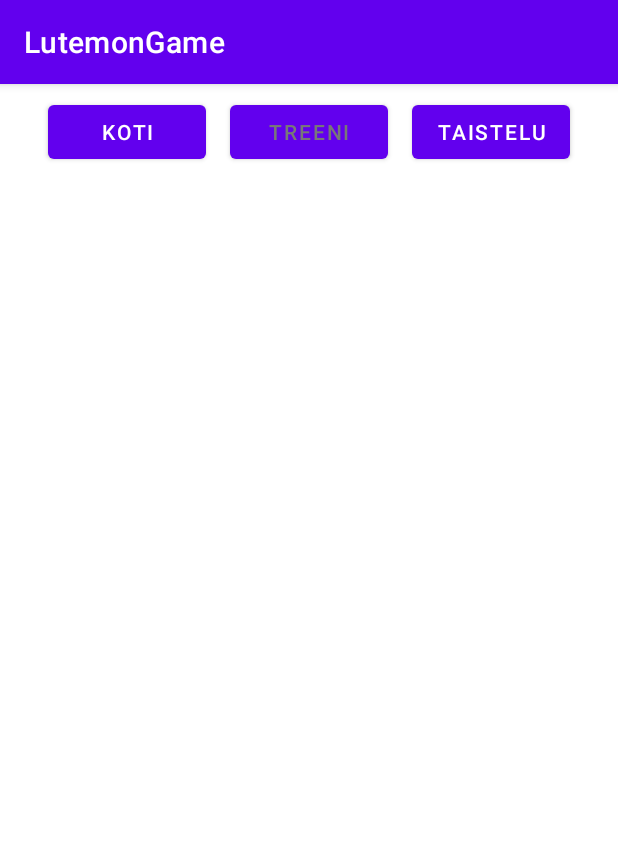
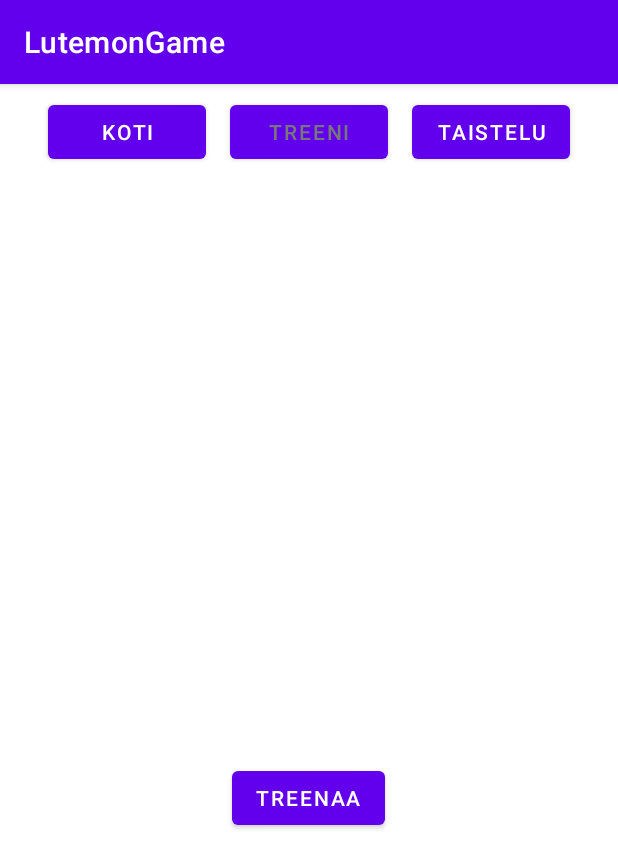
Before and after one commit to EronenA/LutemonGame-project, an Android app: the TrainActivity screen opened directly, with no data from a screen before it, on a phone screen of 412 x 824 dp. Shown: the top 868 px of the screen. Run offline under Robolectric (Android 15) with nearby library versions, the phone set to English and light mode, and no system bars.

Commit message:
treenaus nappi TrainActivityssä

```diff
--- a/app/src/main/java/com/example/lutemongame/TrainActivity.java
+++ b/app/src/main/java/com/example/lutemongame/TrainActivity.java
@@ -9,11 +9,14 @@ import android.content.Intent;
 import android.os.Bundle;
 import android.view.View;
 
+import java.util.ArrayList;
+
 public class TrainActivity extends AppCompatActivity {
 
     private Storage storage;
     private RecyclerView recyclerView;
     private Context context;
+    private LutemonListAdapter adapter;
 
 
     @Override
@@ -23,9 +26,10 @@ public class TrainActivity extends AppCompatActivity {
 
         storage = Storage.getInstance();
         recyclerView = findViewById(R.id.rvLutemonAtTrainList);
+        recyclerView.setLayoutManager(new LinearLayoutManager(this));
+        adapter = new LutemonListAdapter(getApplicationContext(), storage.getLutemonsAtTrain());
+        recyclerView.setAdapter(adapter);
 
-        recyclerView.setLayoutManager(new LinearLayoutManager(this));
-        recyclerView.setAdapter(new LutemonListAdapter(getApplicationContext(), storage.getLutemonsAtTrain()));
         context = TrainActivity.this;
         storage.setActivityOn("train");
         System.out.println(storage.getActivityOn()); // test line, remove final version
@@ -47,4 +51,17 @@ public class TrainActivity extends AppCompatActivity {
         startActivity(intent);
     }
 
+    public void trainLutemons(View view) {
+        ArrayList<Lutemon> trainingLutemons = Storage.getInstance().getLutemonsAtTrain();
+        // All lutemons at training get +1 xp and +1 attack
+        for (Lutemon lutemon : trainingLutemons) {
+            lutemon.setExperience(lutemon.getExperience() + 1);
+            lutemon.setAttack(lutemon.getAttack() + 1);
+
+        }
+
+        adapter.notifyDataSetChanged();
+
+    }
+
 }
--- a/app/src/main/res/layout/activity_train.xml
+++ b/app/src/main/res/layout/activity_train.xml
@@ -47,4 +47,16 @@
         app:layout_constraintTop_toBottomOf="@+id/btnFightFromTrain"
         tools:layout_editor_absoluteX="1dp" />
 
+    <Button
+        android:id="@+id/btnTrainLutemons"
+        android:layout_width="wrap_content"
+        android:layout_height="wrap_content"
+        android:layout_marginTop="452dp"
+        android:onClick="trainLutemons"
+        android:text="Treenaa"
+        app:layout_constraintEnd_toEndOf="parent"
+        app:layout_constraintHorizontal_bias="0.498"
+        app:layout_constraintStart_toStartOf="parent"
+        app:layout_constraintTop_toTopOf="parent" />
+
 </androidx.constraintlayout.widget.ConstraintLayout>
```
